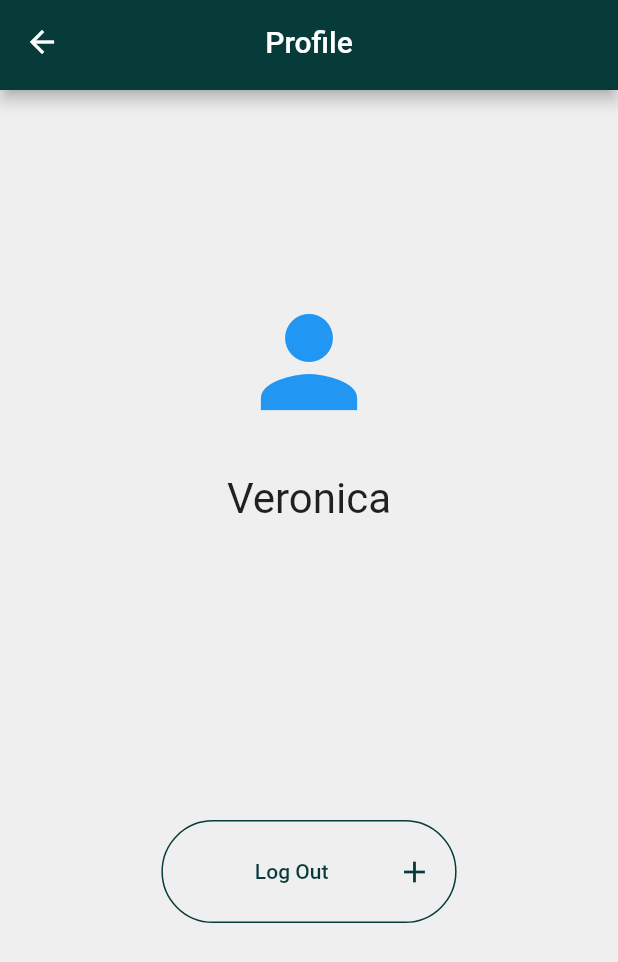
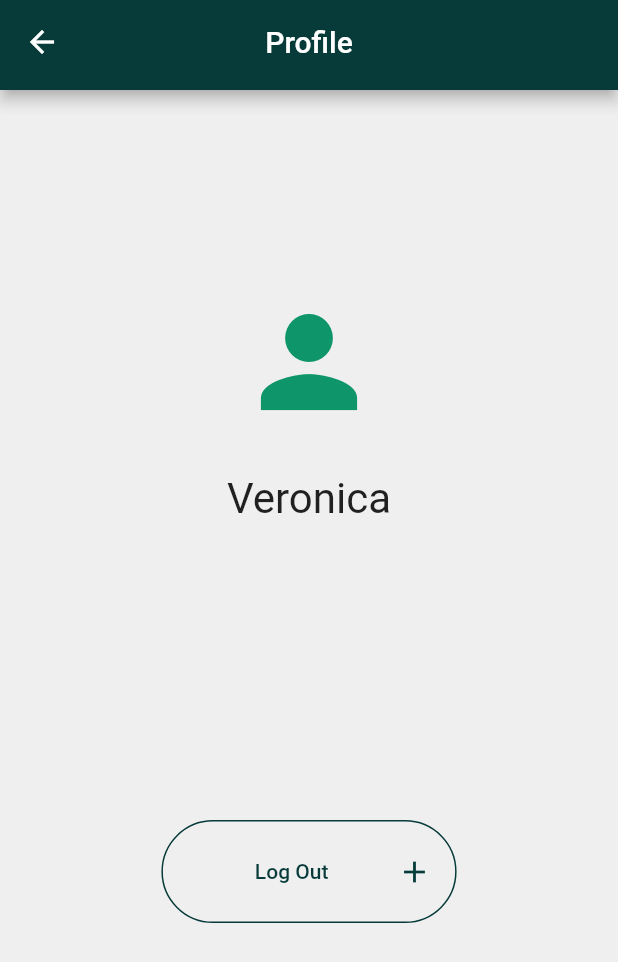
Before and after one commit to jjeangal/app_chankuap, a Flutter app: the Profile screen opened directly, on a phone screen of 412 x 824 dp. Shown: the top 962 px of the screen. Run offline on Flutter 3.47's test engine with Material 2 defaults, Android fonts, the phone set to English and light mode, and no system bars; our stand-ins replace curved_navigation_bar, flutter_form_builder; missing offline and left inert: commons, cupertino_stepper, searchable_dropdown.

Commit message:
littlr changes (colors psoition)

```diff
--- a/lib/src/buttons/transac_delete_button.dart
+++ b/lib/src/buttons/transac_delete_button.dart
@@ -17,6 +17,7 @@ class _AddButtonState extends State<TransactionDeleteButton> {
     return IconButton(
         iconSize: 20,
         icon: Icon(Icons.do_disturb_on_outlined),
+        color: Color(0xff9F4A54),
         onPressed: () => confirmationDialog(context, "Estas seguro ?",
                 title: "Confirmacion",
                 confirmationText: "Click here to confirmar",
--- a/lib/src/forms/salidas/salida_form.dart
+++ b/lib/src/forms/salidas/salida_form.dart
@@ -172,7 +172,7 @@ class _SalidaFormState extends State<SalidaForm> {
               });
         },
         child: Icon(Icons.add),
-        backgroundColor: Colors.green,
+        backgroundColor: Color(0xff9F4A54),
       ),
     );
   }
--- a/lib/src/pages/Profile.dart
+++ b/lib/src/pages/Profile.dart
@@ -28,7 +28,7 @@ class Profile extends StatelessWidget {
                 child: Icon(
                   Icons.person,
                   size: 96,
-                  color: Theme.of(context).primaryColor,
+                  color: Color(0xff0F956A),
                 )
               ),
               Align(
```
Also changed, not shown: lib/src/pages/Export.dart (+11 -3 lines).
